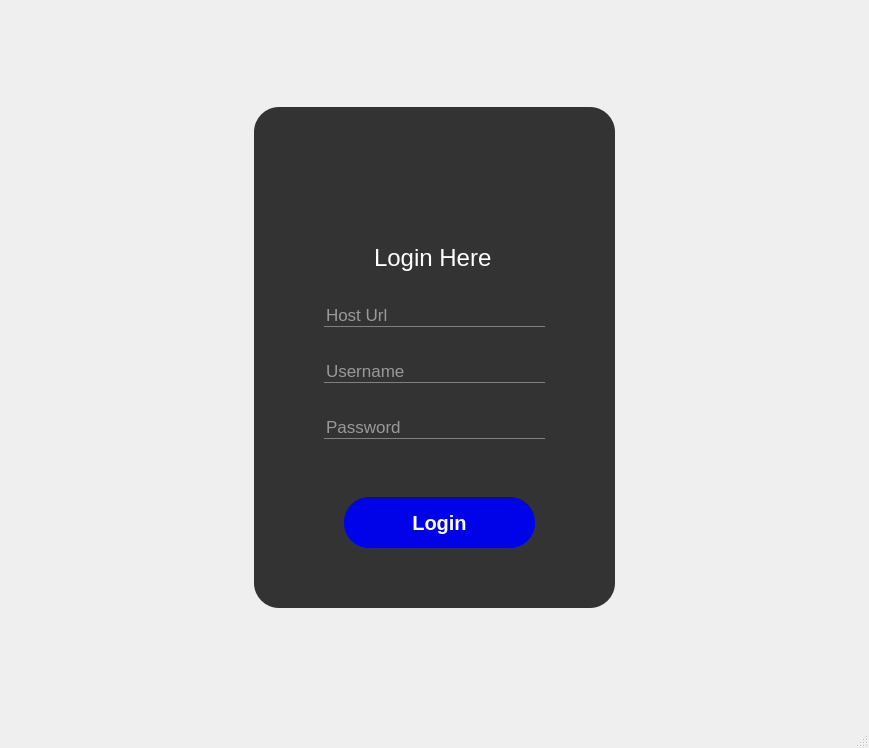
This is login.ui in Aderemi-Adesada/GENESIS as Qt 5 draws it before an edit. The edited form follows.
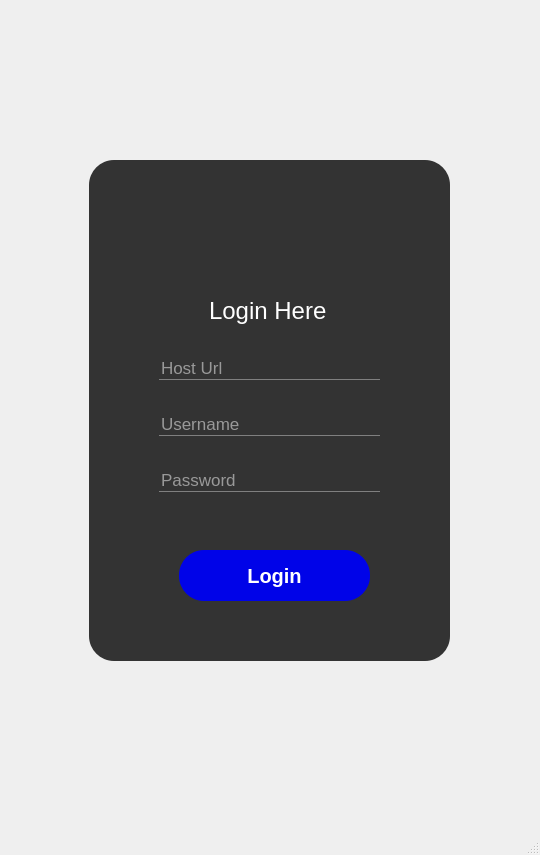
This is the edited form. Icons and pictures are not drawn.

Patch:
```diff
--- a/login.ui
+++ b/login.ui
@@ -6,10 +6,22 @@
    <rect>
     <x>0</x>
     <y>0</y>
-    <width>869</width>
-    <height>748</height>
+    <width>540</width>
+    <height>855</height>
    </rect>
   </property>
+  <property name="minimumSize">
+   <size>
+    <width>540</width>
+    <height>855</height>
+   </size>
+  </property>
+  <property name="maximumSize">
+   <size>
+    <width>16777215</width>
+    <height>16777215</height>
+   </size>
+  </property>
   <property name="windowTitle">
    <string>Nagato</string>
   </property>
```
Left out of the diff: 2 changed lines with no effect on the pictures.
